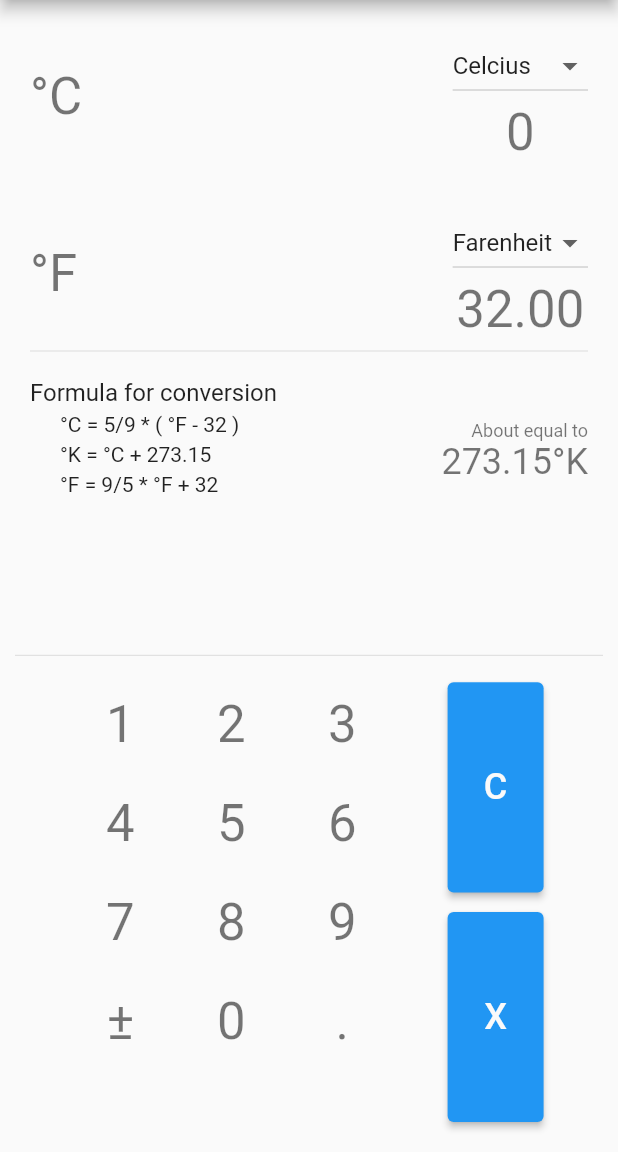
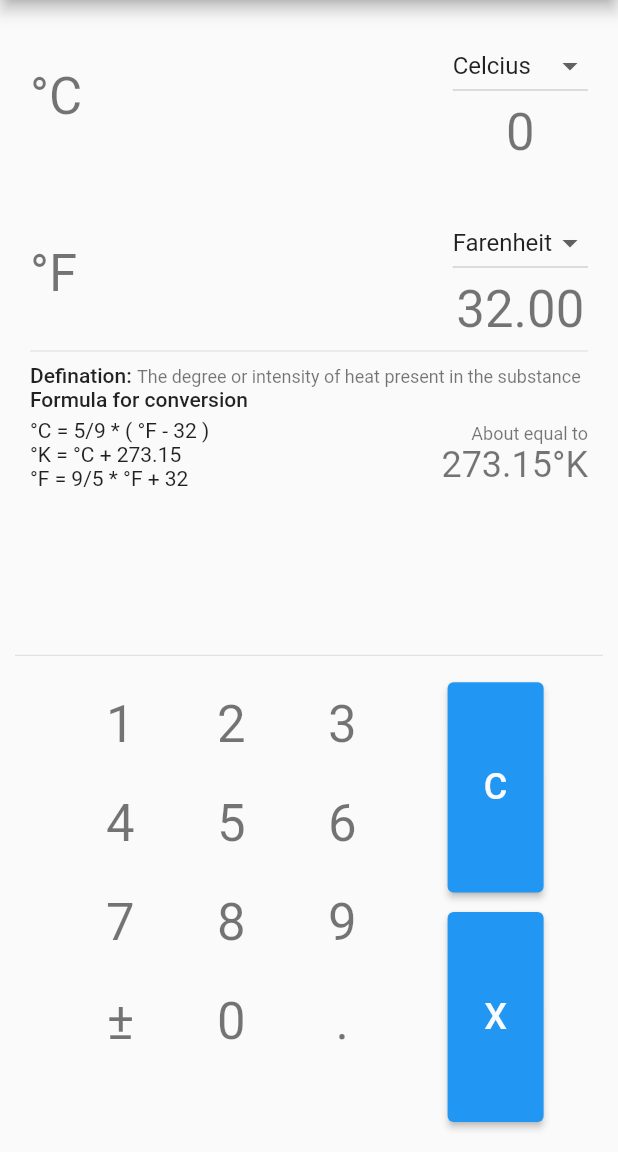
Before and after one commit to tuuhin/calculator_, a Flutter app: the TemperaturePage screen opened directly, on a phone screen of 412 x 824 dp, the part 84-1236 px from its top. Run offline on Flutter 3.47's test engine with Material 2 defaults, Android fonts, the phone set to English and light mode, and no system bars; our stand-ins replace connectivity, math_expressions, shared_preferences; accounts and stored records are empty; network calls fail.

Commit message:
page modifications

```diff
--- a/lib/view/temperaturepage.dart
+++ b/lib/view/temperaturepage.dart
@@ -116,43 +116,60 @@ class _TemperaturePageState extends State<TemperaturePage> {
                   ),
                   const Divider(),
                   Container(
-                      height: 100,
-                      padding: const EdgeInsets.symmetric(vertical: 10),
+                      // height: 100,
+                      // padding: const EdgeInsets.symmetric(vertical: 10),
                       width: MediaQuery.of(context).size.width,
                       child: Column(
                         crossAxisAlignment: CrossAxisAlignment.start,
                         children: [
-                          Text('Formula for conversion',
-                              style: Theme.of(context).textTheme.subtitle1),
-                          Row(
-                            mainAxisAlignment: MainAxisAlignment.spaceBetween,
+                          Text.rich(TextSpan(
+                              text: 'Defination: ',
+                              style: Theme.of(context).textTheme.bodyText1,
                               children: [
+                                TextSpan(
+                                    text:
+                                        'The degree or intensity of heat present in the substance',
+                                    style: Theme.of(context).textTheme.caption)
+                              ])),
                           Column(
                             crossAxisAlignment: CrossAxisAlignment.start,
+                            children: [
+                              Text('Formula for conversion',
+                                  style: Theme.of(context).textTheme.bodyText1),
+                              Row(
+                                mainAxisAlignment:
+                                    MainAxisAlignment.spaceBetween,
+                                children: [
+                                  Padding(
+                                    padding:
+                                        const EdgeInsets.symmetric(vertical: 5),
+                                    child: Column(
+                                        crossAxisAlignment:
+                                            CrossAxisAlignment.start,
                                         children: _formulas.map((e) {
-                                    return Padding(
-                                      padding: const EdgeInsets.fromLTRB(
-                                          20, 4, 0, 0),
-                                      child: Text(e,
+                                          return Text(e,
                                               style: Theme.of(context)
                                                   .textTheme
-                                              .bodyText2),
-                                    );
+                                                  .bodyText2);
                                         }).toList()),
+                                  ),
                                   Column(
                                     crossAxisAlignment: CrossAxisAlignment.end,
                                     children: [
                                       Text('About equal to',
-                                      style:
-                                          Theme.of(context).textTheme.caption),
+                                          style: Theme.of(context)
+                                              .textTheme
+                                              .caption),
                                       Text(
                                         _from == 'Kelvin'
                                             ? _model
-                                                .convertTemp(_from, 'Celcius')
+                                                    .convertTemp(
+                                                        _from, 'Celcius')
                                                     .toStringAsFixed(2) +
                                                 '\u00b0C'
                                             : _model
-                                                .convertTemp(_from, 'Kelvin')
+                                                    .convertTemp(
+                                                        _from, 'Kelvin')
                                                     .toStringAsFixed(2) +
                                                 '\u00b0K',
                                         style: TextStyle(
@@ -167,6 +184,8 @@ class _TemperaturePageState extends State<TemperaturePage> {
                                       )
                                     ],
                                   )
+                                ],
+                              ),
                             ],
                           ),
                         ],
--- a/lib/view/volumepage.dart
+++ b/lib/view/volumepage.dart
@@ -38,8 +38,8 @@ class _VolumePageState extends State<VolumePage> {
       siUnitsuffix: 'l',
       commonUnitsuffix: 'gall',
       commonUnit: _to,
-      defination: 'Volume defination',
-      formulas: const ['1  J = 0.001 KJ', ' 1J = 4.18 cal'],
+      defination: 'Volume is the total amount of space covered by an object',
+      formulas: const ['1 L = 1m\u00b3', ' 1L = .26 gallons(US)'],
     );
   }
 }
--- a/lib/view/weightpage.dart
+++ b/lib/view/weightpage.dart
@@ -38,7 +38,8 @@ class _WeightPageState extends State<WeightPage> {
       siUnitsuffix: 'kg',
       commonUnitsuffix: 'pd',
       commonUnit: _to,
-      defination: 'deff ..',
+      defination:
+          'Mass is the amount of matter contain in a body.Weight is the relative mass of the body',
       formulas: const ['1  J = 0.001 KJ', ' 1J = 4.18 cal'],
     );
   }
```
Also changed, not shown: lib/view/baseview.dart (+31 -21 lines), lib/view/currencypage.dart (+42 -22 lines), lib/view/lengthpage.dart (+5 -2 lines). Lines whose indentation alone changed are shown as unchanged.
